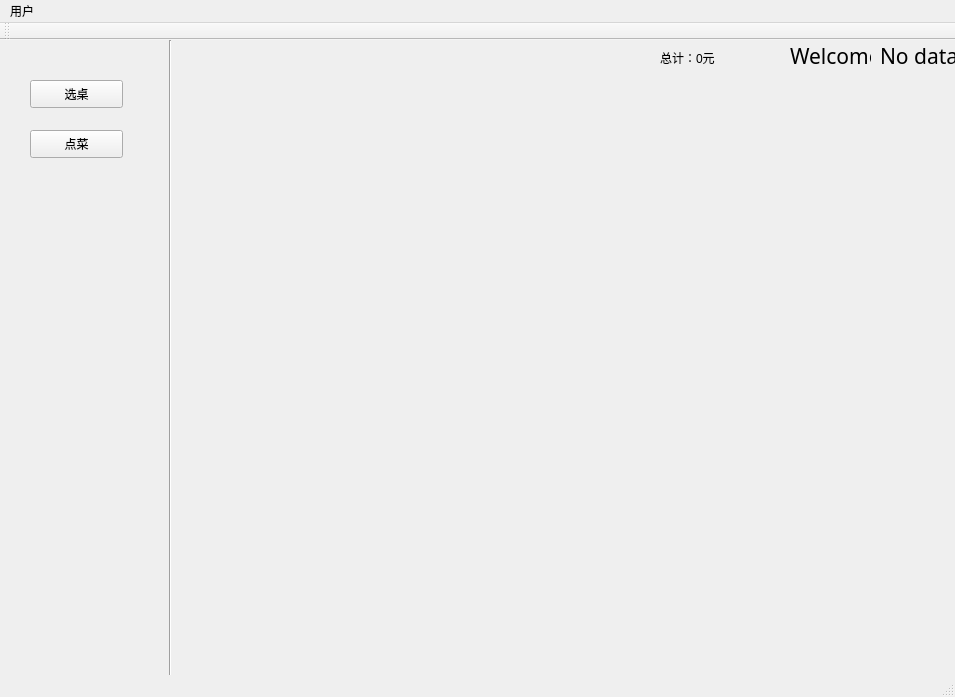
First picture: the form in mainwindow.ui, repository WhirlFirst/QtDish, before the edit.
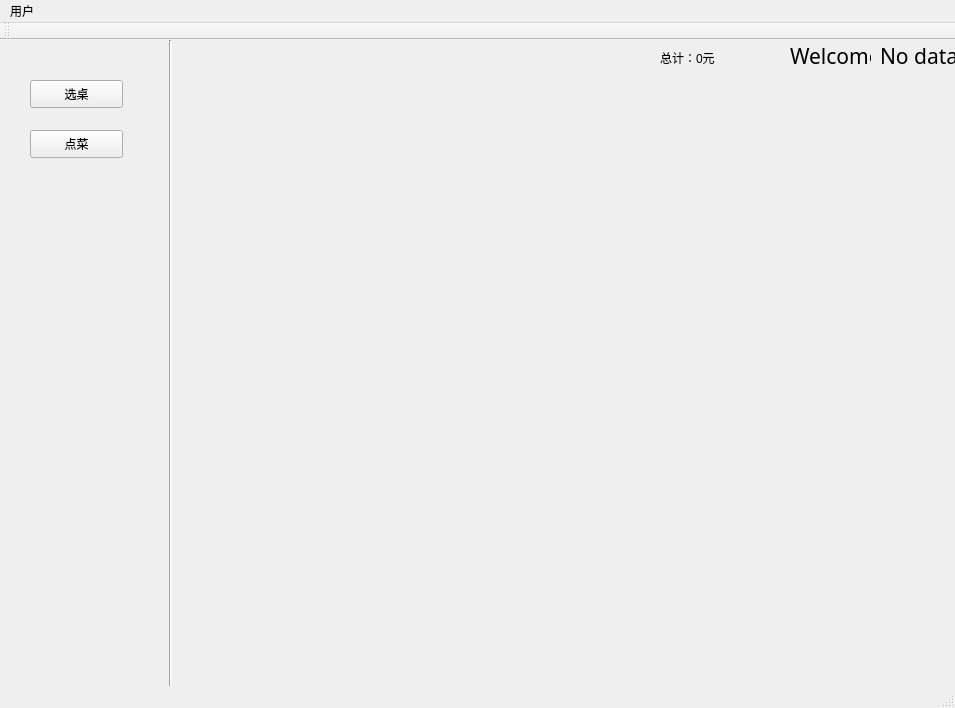
Second picture: the form after the edit.

```diff
--- a/mainwindow.ui
+++ b/mainwindow.ui
@@ -7,7 +7,7 @@
     <x>0</x>
     <y>0</y>
     <width>955</width>
-    <height>697</height>
+    <height>708</height>
    </rect>
   </property>
   <property name="windowTitle">
@@ -67,7 +67,7 @@
       <x>160</x>
       <y>0</y>
       <width>21</width>
-      <height>641</height>
+      <height>651</height>
      </rect>
     </property>
     <property name="orientation">
@@ -106,7 +106,7 @@
       <x>190</x>
       <y>30</y>
       <width>751</width>
-      <height>561</height>
+      <height>571</height>
      </rect>
     </property>
     <layout class="QGridLayout" name="gridLayout_2"/>
```
Left out of the diff: 2 changed lines with no effect on the pictures.
